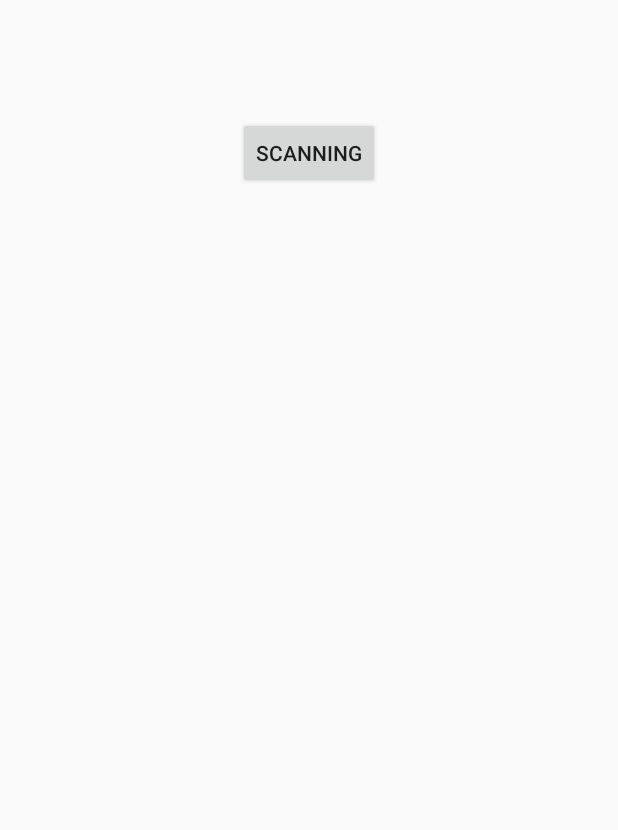
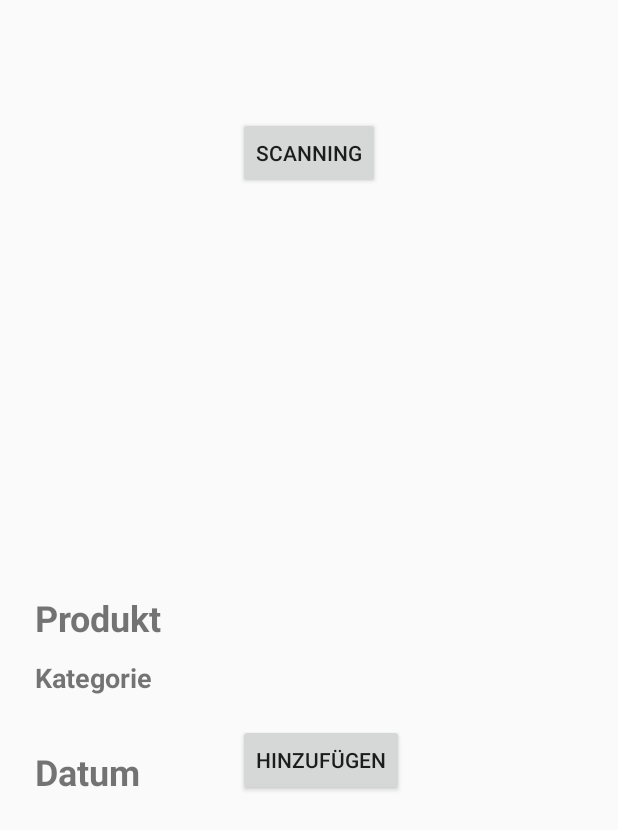
Before and after one commit to sfasser/Durability, an Android app: the AddActivity screen opened directly, with no data from a screen before it, on a phone screen of 412 x 824 dp. Shown: the top 830 px of the screen. Run offline under Robolectric (Android 15) with nearby library versions, the phone set to English and light mode, and no system bars.

Commit message:
Alle Activities erstellt

```diff
--- a/app/src/main/AndroidManifest.xml
+++ b/app/src/main/AndroidManifest.xml
@@ -19,7 +19,8 @@
                 <category android:name="android.intent.category.LAUNCHER" />
             </intent-filter>
         </activity>
-        <activity android:name=".AddActivity"></activity>
+        <activity android:name=".AddActivity" />
+        <activity android:name=".DetailActivity"></activity>
     </application>
 
 </manifest>
--- a/app/src/main/java/ch/hslu/durability/mobpro/durability/AddActivity.java
+++ b/app/src/main/java/ch/hslu/durability/mobpro/durability/AddActivity.java
@@ -1,5 +1,6 @@
 package ch.hslu.durability.mobpro.durability;
 
+import android.app.DatePickerDialog;
 import android.os.Bundle;
 import com.google.zxing.integration.android.IntentIntegrator;
 import com.google.zxing.integration.android.IntentResult;
@@ -59,4 +60,5 @@ public class AddActivity extends Activity implements OnClickListener {
         }
 
     }
+
 }
--- a/app/src/main/res/layout/activity_add.xml
+++ b/app/src/main/res/layout/activity_add.xml
@@ -26,4 +26,44 @@
         android:layout_marginStart="23dp"
         android:layout_marginTop="34dp" />
 
+    <TextView
+        android:id="@+id/txtProduct"
+        android:layout_width="wrap_content"
+        android:layout_height="wrap_content"
+        android:layout_alignStart="@+id/scan_content"
+        android:layout_centerVertical="true"
+        android:text="Produkt"
+        android:textSize="24sp"
+        android:textStyle="bold" />
+
+    <TextView
+        android:id="@+id/txtCategory"
+        android:layout_width="wrap_content"
+        android:layout_height="wrap_content"
+        android:layout_alignStart="@+id/txtProduct"
+        android:layout_below="@+id/txtProduct"
+        android:layout_marginTop="11dp"
+        android:text="Kategorie"
+        android:textSize="18sp"
+        android:textStyle="bold" />
+
+    <TextView
+        android:id="@+id/txtDate"
+        android:layout_width="wrap_content"
+        android:layout_height="wrap_content"
+        android:layout_alignStart="@+id/txtCategory"
+        android:layout_below="@+id/txtCategory"
+        android:layout_marginTop="34dp"
+        android:text="Datum"
+        android:textSize="24sp"
+        android:textStyle="bold" />
+
+    <Button
+        android:id="@+id/addDate"
+        android:layout_width="wrap_content"
+        android:layout_height="wrap_content"
+        android:layout_alignBottom="@+id/txtDate"
+        android:layout_alignStart="@+id/button"
+        android:text="Hinzufügen" />
+
 </RelativeLayout>
```
Also changed, not shown: app/src/main/java/ch/hslu/durability/mobpro/durability/DetailActivity.java (added, +13 -0 lines), app/src/main/res/layout/activity_detail.xml (added, +108 -0 lines).
